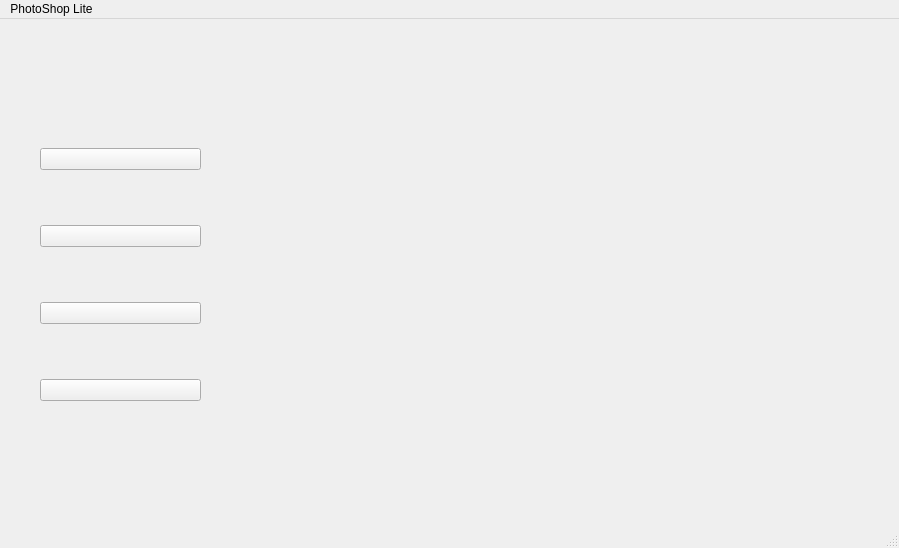
Above: mainwindow.ui from Saturday-365/PhotoShop-Lite before the change. Below: the same form after it.
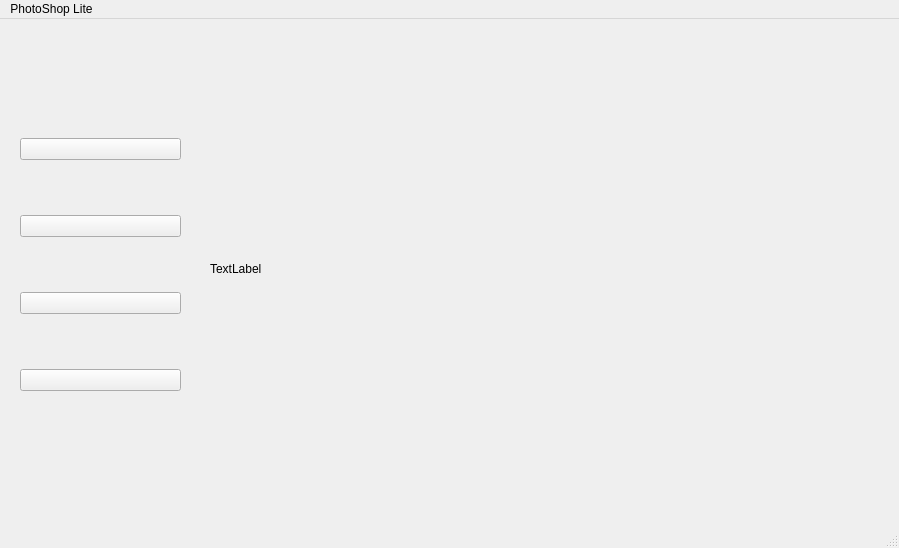
That is the form after the change.

What changed in the file:
```diff
--- a/mainwindow.ui
+++ b/mainwindow.ui
@@ -14,11 +14,11 @@
    <string>MainWindow</string>
   </property>
   <widget class="QWidget" name="centralwidget">
-   <widget class="QWidget" name="">
+   <widget class="QWidget" name="layoutWidget">
     <property name="geometry">
      <rect>
-      <x>40</x>
-      <y>80</y>
+      <x>20</x>
+      <y>70</y>
       <width>161</width>
       <height>351</height>
      </rect>
@@ -81,6 +81,19 @@
      </item>
     </layout>
    </widget>
+   <widget class="QLabel" name="label">
+    <property name="geometry">
+     <rect>
+      <x>210</x>
+      <y>70</y>
+      <width>640</width>
+      <height>360</height>
+     </rect>
+    </property>
+    <property name="text">
+     <string>TextLabel</string>
+    </property>
+   </widget>
   </widget>
   <widget class="QMenuBar" name="menubar">
    <property name="geometry">
```
